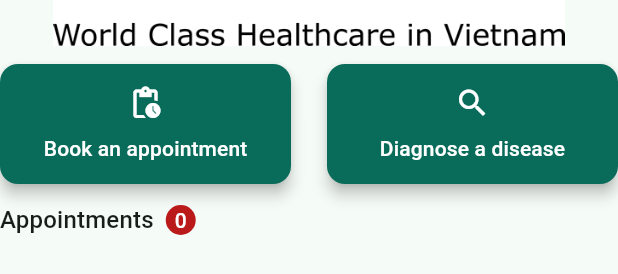
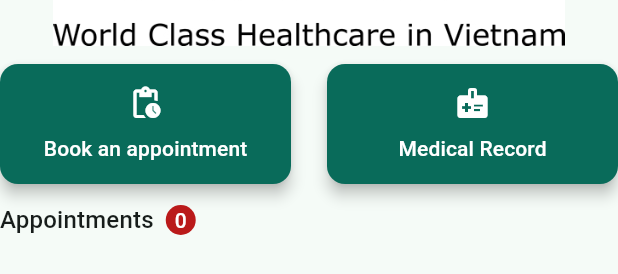
Before and after one commit to anhkien7780/health_profile, a Flutter app: the HomeBody widget shown alone on an empty page, opened directly, on a phone screen of 412 x 824 dp. Shown: the part 224-498 px from the top of the screen. Run offline on Flutter 3.47's test engine with Material 3 defaults, Android fonts, the phone set to English and light mode, and no system bars; our stand-ins replace dio, equatable, flutter_bloc, flutter_secure_storage, go_router, google_fonts and 2 more; accounts and stored records are empty; generated files the repository leaves out were written again; network calls fail; statements that could not run were skipped.

Commit message:
feat: display medical records for patient
- Add `MedicalRecord` entity with a `fromJson` factory to parse API data.
- Create `MedicalRecordRepository` to fetch medical records from the `medical-records/patient/{patientId}` endpoint, handling authorization with a bearer token.
- Implement `MedicalRecordListPage`, `MedicalRecordListCubit`, and `MedicalRecordListState` to manage state and display a list of medical records.
- Develop `MedicalRecordListBody` and `MedicalRecordItem` widgets to render the UI for the medical records list, including loading and empty states.
- Update the `UserProfile` entity to include a `userId` field and adjust the `id` field to be parsed from `patientId`.
- Modify the "Diagnose Disease" button on the home page to navigate to the new `MedicalRecordListPage`.
- Add the `medicalRecordList` route to the `GoRouter` configuration.
- Add new localization strings for "Medical Record".

```diff
--- a/lib/configs/app_configs.dart
+++ b/lib/configs/app_configs.dart
@@ -3,9 +3,9 @@ import 'package:intl/intl.dart';
 class AppConfigs {
   AppConfigs._();
 
-  static const String baseUrl = "http://192.168.101.51:8080/api/v1";
+  // static const String baseUrl = "http://192.168.101.51:8080/api/v1";
   // Không được sửa đoạn code này
-  // static const String baseUrl = "http://192.168.182.133:8080/api/v1";
+  static const String baseUrl = "http://192.168.182.133:8080/api/v1";
 
   static const String loginEndpoint = "/auth/login";
   static const String logoutEndpoint = "/auth/logout";
@@ -14,6 +14,8 @@ class AppConfigs {
   static const String upcomingAppointmentsEndpoint = "/patients/appointments/upcoming";
   static const String patientProfileEndpoint = "/patients/me";
   static const String bookAppointmentEndpoint = "/patients/appointments";
+
+  static String medicalRecordEndpoint(int patientId) => "/medical-records/patient/$patientId";
 
   static String doctorsEndpoint(int hospitalId) => "/doctors/hospital/$hospitalId";
 
--- a/lib/l10n/intl_en.arb
+++ b/lib/l10n/intl_en.arb
@@ -45,6 +45,7 @@
   "save": "Save",
   "male": "Male",
   "female": "Female",
+  "medicalRecord": "Medical Record",
   "completed": "Completed",
   "profileRegister": "Profile Register",
   "newPasswordHint": "Enter new password",
--- a/lib/l10n/intl_vi.arb
+++ b/lib/l10n/intl_vi.arb
@@ -28,6 +28,7 @@
   "loginButton": "Đăng nhập",
   "logout": "Đăng xuất",
   "male": "Nam",
+  "medicalRecord": "Hồ sơ bệnh án",
   "next": "Tiếp tục",
   "onBoardingFirstDetail": "Ứng dụng hỗ trợ tra cứu hồ sơ bệnh án ngay khi có kết quả. Đặt lịch khám với bác sỹ nhanh ngọn và đúng nhu cầu của bản thân.",
   "onboardingFirstHeadline": "Tra cứu hồ sơ bệnh án, hẹn lịch khám bệnh nhanh chóng",
--- a/lib/models/entities/user_profile.dart
+++ b/lib/models/entities/user_profile.dart
@@ -11,6 +11,7 @@ class UserProfile {
     required this.username,
     required this.gender,
     required this.id,
+    required this.userId,
     required this.address,
     this.emergencyContact,
     this.bloodType,
@@ -24,6 +25,7 @@ class UserProfile {
   final String username;
   final Gender gender;
   final String id;
+  final int userId;
   final String address;
   final String? emergencyContact;
   final String? bloodType;
@@ -37,6 +39,7 @@ class UserProfile {
         "username": username,
         "gender": gender.name.toUpperCase(),
         "id": id,
+        "userId": userId,
         "address": address,
         "emergencyContact": emergencyContact ?? '',
         "bloodType": bloodType ?? '',
@@ -99,7 +102,8 @@ class UserProfile {
       gender: (json["gender"] as String? ?? 'MALE').toUpperCase() == 'FEMALE'
           ? Gender.female
           : Gender.male,
-      id: json["id"] ?? '',
+      id: (json["patientId"] ?? 0).toString(),
+      userId: json["userId"] ?? 0,
       address: json["address"] ?? '',
       emergencyContact: json["emergencyContact"],
       bloodType: json["bloodType"],
@@ -115,6 +119,7 @@ class UserProfile {
     String? username,
     Gender? gender,
     String? id,
+    int? userId,
     String? address,
     String? emergencyContact,
     String? bloodType,
@@ -128,6 +133,7 @@ class UserProfile {
       username: username ?? this.username,
       gender: gender ?? this.gender,
       id: id ?? this.id,
+      userId: userId ?? this.userId,
       address: address ?? this.address,
       emergencyContact: emergencyContact ?? this.emergencyContact,
       bloodType: bloodType ?? this.bloodType,
--- a/lib/repositories/user_profile_repository.dart
+++ b/lib/repositories/user_profile_repository.dart
@@ -73,13 +73,18 @@ class UserProfileRepositoryImpl implements UserProfileRepository {
 
       if (response.statusCode == 200 && response.data['success']) {
         final profileData = response.data['data'];
+        log('Raw profile data from server: $profileData');
         await SharedPreferencesHelper.saveUserProfile(profileData);
-        return UserProfile.fromJson(profileData);
+        final userProfile = UserProfile.fromJson(profileData);
+        log('Fetched user profile from server: ${userProfile.toJson()}');
+        return userProfile;
       }
     } catch (e) {
       log('Failed to fetch profile from server, falling back to local storage. Error: $e');
     }
 
-    return SharedPreferencesHelper.getUserProfile();
+    final localProfile = await SharedPreferencesHelper.getUserProfile();
+    log('Fetched user profile from local storage: ${localProfile?.toJson()}');
+    return localProfile;
   }
 }
--- a/lib/router/router_config.dart
+++ b/lib/router/router_config.dart
@@ -5,6 +5,7 @@ import 'package:health_profile/ui/pages/change_password/change_password_page.dar
 import 'package:health_profile/ui/pages/chat/chat_page.dart';
 import 'package:health_profile/ui/pages/home/home_page.dart';
 import 'package:health_profile/ui/pages/login/login_page.dart';
+import 'package:health_profile/ui/pages/medical_record_list/medical_record_list_page.dart';
 import 'package:health_profile/ui/pages/onboarding/onboarding_page.dart';
 import 'package:health_profile/ui/pages/profile_register/profile_register_page.dart';
 import 'package:health_profile/ui/pages/sign_up/sign_up_page.dart';
@@ -27,6 +28,8 @@ class AppRouter {
   static final home = "/home";
   static final chat = "/chat";
   static final bookAppointment = "/bookAppointment";
+  static const medicalRecordList = '/medicalRecordList';
+
 
   static final GoRouter routers = GoRouter(
     routes: _routers,
@@ -118,5 +121,12 @@ class AppRouter {
         return BookAppointmentPage();
       },
     ),
+     GoRoute(
+      path: medicalRecordList,
+      name: medicalRecordList,
+      builder: (context, state) {
+        return const MedicalRecordListPage();
+      },
+    ),
   ];
 }
--- a/lib/ui/pages/home/widgets/home_body.dart
+++ b/lib/ui/pages/home/widgets/home_body.dart
@@ -46,10 +46,12 @@ class HomeBody extends StatelessWidget {
               ),
               Flexible(
                 child: AppElevatedButton(
-                  onClick: () {},
+                  onClick: () {
+                    context.pushNamed(AppRouter.medicalRecordList);
+                  },
                   height: AppDimens.buttonHeightBig,
-                  icon: Icon(Icons.search, size: AppDimens.iconSizeNormal),
-                  text: S.of(context).diagnoseDisease,
+                  icon: Icon(Icons.medical_information, size: AppDimens.iconSizeNormal),
+                  text: S.of(context).medicalRecord,
                 ),
               ),
             ],
--- /dev/null
+++ b/lib/ui/pages/medical_record_list/widgets/medical_record_item.dart
@@ -0,0 +1,38 @@
+import 'package:flutter/material.dart';
+import 'package:health_profile/models/entities/medical_record.dart';
+
+class MedicalRecordItem extends StatelessWidget {
+  final MedicalRecord record;
+
+  const MedicalRecordItem({
+    super.key,
+    required this.record,
+  });
+
+  @override
+  Widget build(BuildContext context) {
+    final theme = Theme.of(context);
+    return Card(
+      margin: const EdgeInsets.symmetric(horizontal: 16, vertical: 8),
+      child: Padding(
+        padding: const EdgeInsets.all(16.0),
+        child: Column(
+          crossAxisAlignment: CrossAxisAlignment.start,
+          children: [
+            Text('Date: ${record.recordDate}', style: theme.textTheme.titleMedium),
+            const SizedBox(height: 8),
+            Text('Symptoms: ${record.symptoms}'),
+            const SizedBox(height: 8),
+            Text('Diagnosis: ${record.diagnosis}'),
+            const SizedBox(height: 8),
+            Text('Treatment: ${record.treatment}'),
+            if (record.notes != null && record.notes!.isNotEmpty) ...[
+              const SizedBox(height: 8),
+              Text('Notes: ${record.notes}'),
+            ],
+          ],
+        ),
+      ),
+    );
+  }
+}
```
Also changed, not shown: lib/models/entities/medical_record.dart (added, +49 -0 lines), lib/repositories/medical_record_repository.dart (added, +48 -0 lines), lib/ui/pages/medical_record_list/medical_record_list_cubit.dart (added, +42 -0 lines), lib/ui/pages/medical_record_list/medical_record_list_page.dart (added, +23 -0 lines), lib/ui/pages/medical_record_list/medical_record_list_state.dart (added, +29 -0 lines), lib/ui/pages/medical_record_list/widgets/medical_record_list_body.dart (added, +69 -0 lines). Lines whose indentation alone changed are shown as unchanged.
